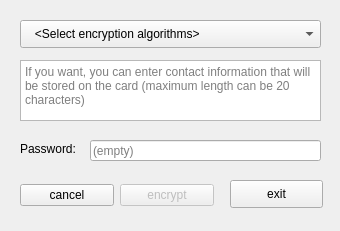
First picture: the form in gui/forms/EncryptSeedPhrase.ui, repository exceptionoff/spmc, before the edit.
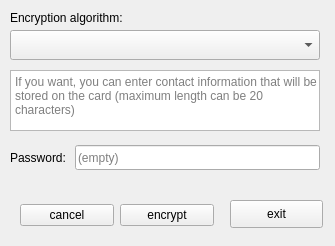
Second picture: the form after the edit.

Diff of the .ui file:
```diff
--- a/gui/forms/EncryptSeedPhrase.ui
+++ b/gui/forms/EncryptSeedPhrase.ui
@@ -6,8 +6,8 @@
    <rect>
     <x>0</x>
     <y>0</y>
-    <width>340</width>
-    <height>231</height>
+    <width>335</width>
+    <height>246</height>
    </rect>
   </property>
   <property name="windowTitle">
@@ -16,33 +16,28 @@
   <widget class="QComboBox" name="algorithmsList">
    <property name="geometry">
     <rect>
-     <x>20</x>
-     <y>20</y>
-     <width>301</width>
-     <height>28</height>
+     <x>10</x>
+     <y>30</y>
+     <width>310</width>
+     <height>30</height>
     </rect>
    </property>
    <property name="statusTip">
     <string/>
    </property>
    <property name="currentText">
-    <string>   &lt;Select encryption algorithms&gt;</string>
+    <string/>
    </property>
    <property name="duplicatesEnabled">
     <bool>false</bool>
    </property>
-   <item>
-    <property name="text">
-     <string>   &lt;Select encryption algorithms&gt;</string>
-    </property>
-   </item>
   </widget>
   <widget class="QPlainTextEdit" name="contactDataTextEdit">
    <property name="geometry">
     <rect>
-     <x>20</x>
-     <y>60</y>
-     <width>301</width>
+     <x>10</x>
+     <y>70</y>
+     <width>310</width>
      <height>61</height>
     </rect>
    </property>
@@ -57,7 +52,7 @@
    <property name="geometry">
     <rect>
      <x>100</x>
-     <y>120</y>
+     <y>140</y>
      <width>221</width>
      <height>21</height>
     </rect>
@@ -72,10 +67,10 @@
   <widget class="QLabel" name="label">
    <property name="geometry">
     <rect>
-     <x>20</x>
-     <y>141</y>
-     <width>71</width>
-     <height>16</height>
+     <x>10</x>
+     <y>145</y>
+     <width>70</width>
+     <height>25</height>
     </rect>
    </property>
    <property name="text">
@@ -85,10 +80,10 @@
   <widget class="QLineEdit" name="passwordEdit">
    <property name="geometry">
     <rect>
-     <x>90</x>
-     <y>140</y>
-     <width>231</width>
-     <height>21</height>
+     <x>75</x>
+     <y>145</y>
+     <width>245</width>
+     <height>25</height>
     </rect>
    </property>
    <property name="echoMode">
@@ -105,7 +100,7 @@
    <property name="geometry">
     <rect>
      <x>230</x>
-     <y>180</y>
+     <y>200</y>
      <width>93</width>
      <height>28</height>
     </rect>
@@ -118,7 +113,7 @@
    <property name="geometry">
     <rect>
      <x>20</x>
-     <y>180</y>
+     <y>200</y>
      <width>194</width>
      <height>31</height>
     </rect>
@@ -134,7 +129,7 @@
     <item>
      <widget class="QPushButton" name="encryptButton">
       <property name="enabled">
-       <bool>false</bool>
+       <bool>true</bool>
       </property>
       <property name="text">
        <string>encrypt</string>
@@ -152,6 +147,19 @@
     </item>
    </layout>
   </widget>
+  <widget class="QLabel" name="label_2">
+   <property name="geometry">
+    <rect>
+     <x>10</x>
+     <y>10</y>
+     <width>131</width>
+     <height>16</height>
+    </rect>
+   </property>
+   <property name="text">
+    <string>Encryption algorithm:</string>
+   </property>
+  </widget>
  </widget>
  <resources/>
  <connections>
```
Left out of the diff: 23 changed lines with no effect on the pictures.
